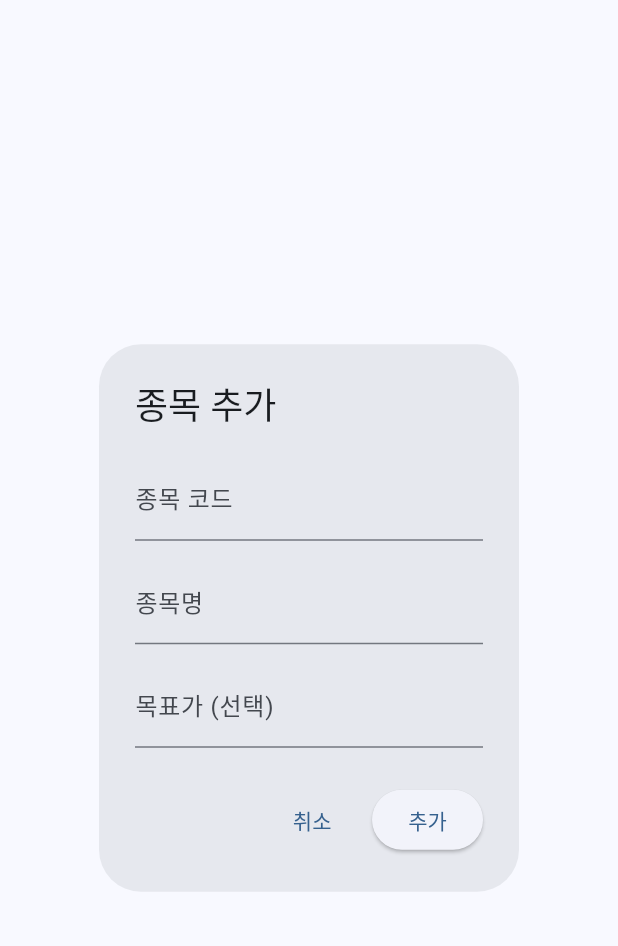
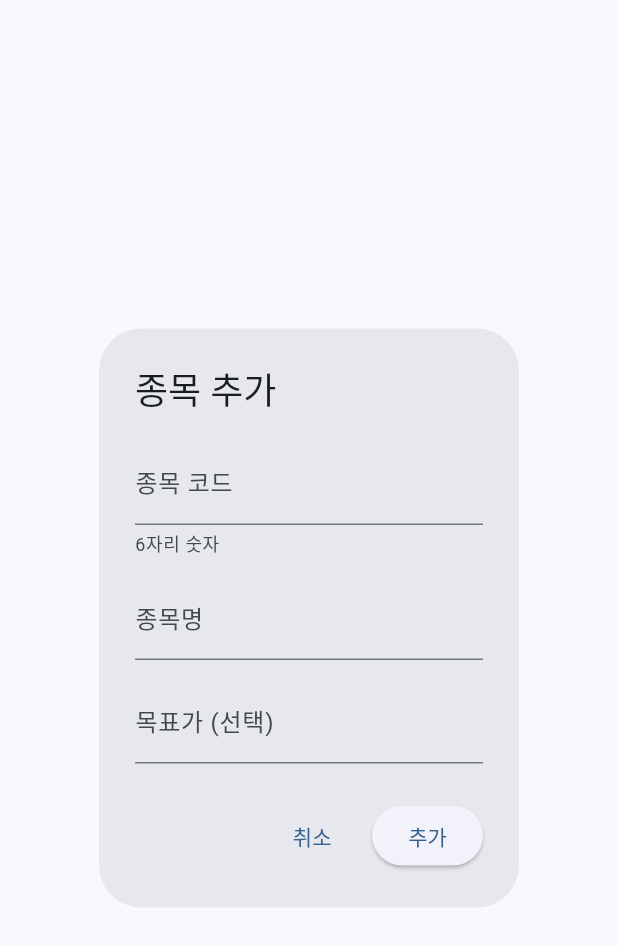
Before and after one commit to ssamssae/stock_monitor, a Flutter app: the _AddStockDialog widget shown alone on an empty page, opened directly, on a phone screen of 412 x 824 dp. Shown: the top 946 px of the screen. Run offline on Flutter 3.47's test engine with Material 3 defaults, Android fonts, the phone set to English and light mode, and no system bars; our stand-ins replace fl_chart, shared_preferences; accounts and stored records are empty; network calls fail.

Commit message:
T-260629-63 improve watchlist input polish (#12)

```diff
--- a/lib/screens/home_screen.dart
+++ b/lib/screens/home_screen.dart
@@ -1,7 +1,9 @@
 import 'package:flutter/material.dart';
+import 'package:flutter/services.dart';
 import '../models/stock.dart';
 import '../services/krx_service.dart';
 import '../services/watchlist_service.dart';
+import '../utils/stock_code_formatter.dart';
 import '../widgets/portfolio_summary_widget.dart';
 import 'detail_screen.dart';
 
@@ -262,10 +264,16 @@ class _AddStockDialogState extends State<_AddStockDialog> {
               decoration: const InputDecoration(
                 labelText: '종목 코드',
                 hintText: '예: 005930',
+                helperText: '6자리 숫자',
+                counterText: '',
               ),
+              inputFormatters: [
+                FilteringTextInputFormatter.digitsOnly,
+                LengthLimitingTextInputFormatter(6),
+              ],
               keyboardType: TextInputType.number,
-              validator: (v) =>
-                  (v == null || v.trim().isEmpty) ? '종목 코드를 입력하세요' : null,
+              maxLength: 6,
+              validator: (v) => stockCodeValidationMessage(v ?? ''),
             ),
             const SizedBox(height: 12),
             TextFormField(
@@ -303,11 +311,12 @@ class _AddStockDialogState extends State<_AddStockDialog> {
         ElevatedButton(
           onPressed: () {
             if (_formKey.currentState!.validate()) {
+              final code = normalizeStockCode(_codeCtrl.text);
               final targetRaw = _targetCtrl.text.trim();
               Navigator.pop(
                 context,
                 Stock(
-                  code: _codeCtrl.text.trim(),
+                  code: code,
                   name: _nameCtrl.text.trim(),
                   targetPrice: targetRaw.isEmpty
                       ? null
```
Also changed, not shown: lib/utils/stock_code_formatter.dart (added, +14 -0 lines), lib/widgets/portfolio_summary_widget.dart (+15 -1 lines), 2 other files.
